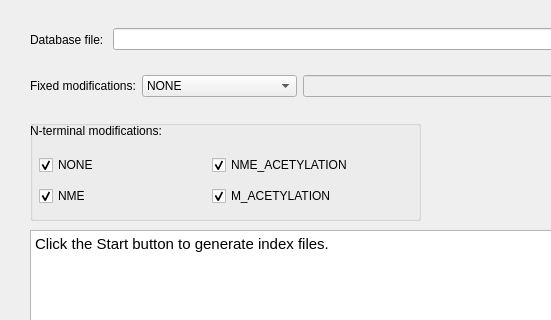
First picture: the form in src/gui/topindex/topindexdialog.ui, repository toppic-suite/toppic-suite, before the edit; both pictures show x 0 to 551 and y 0 to 320 of the 920 by 522 pixel window.
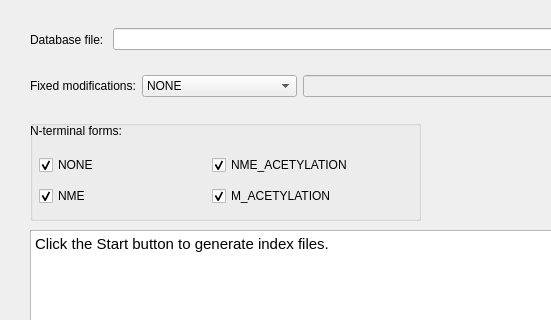
Second picture: the form after the edit. Icons and pictures are not drawn.

Commit message: "N-terminal forms" are better and we changed it back to N-terminal forms.

The edit to the form file:
```diff
--- a/src/gui/topindex/topindexdialog.ui
+++ b/src/gui/topindex/topindexdialog.ui
@@ -413,7 +413,7 @@
          </rect>
         </property>
         <property name="text">
-         <string>N-terminal modifications:</string>
+         <string>N-terminal forms:</string>
         </property>
        </widget>
       </widget>
```
The commit also changes 1 other file.
